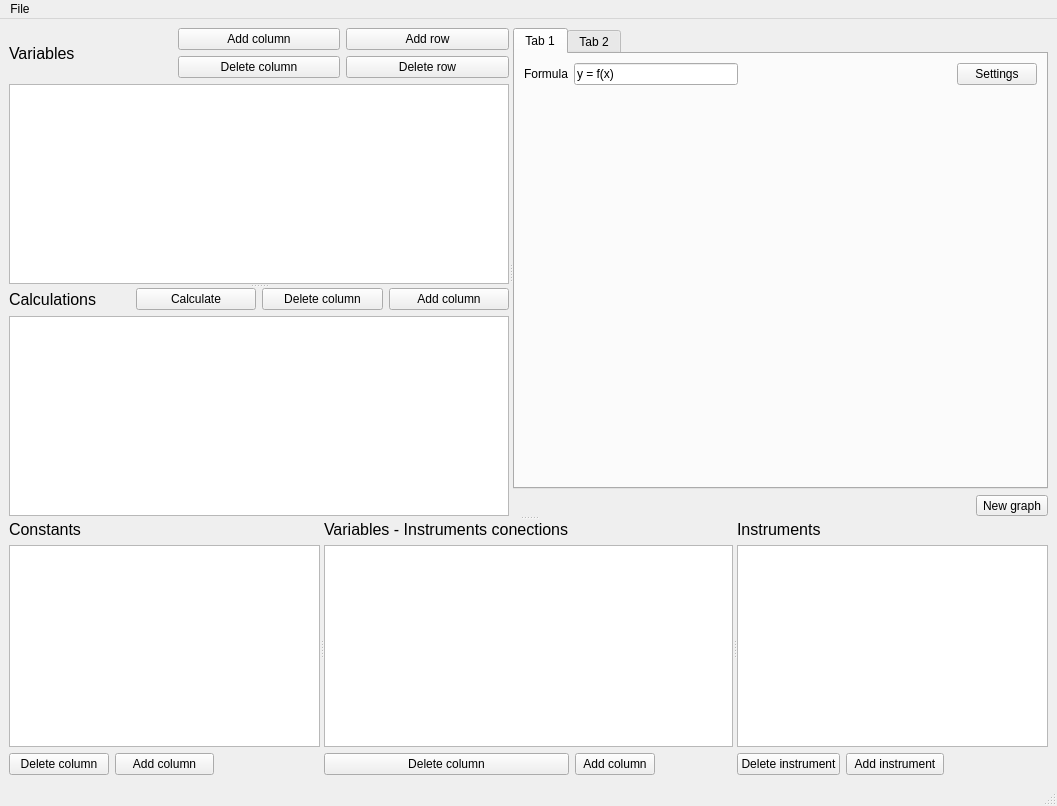
Qt form mainwindow.ui (Kirikus/Experiments-2026S-CPP) before a commit.
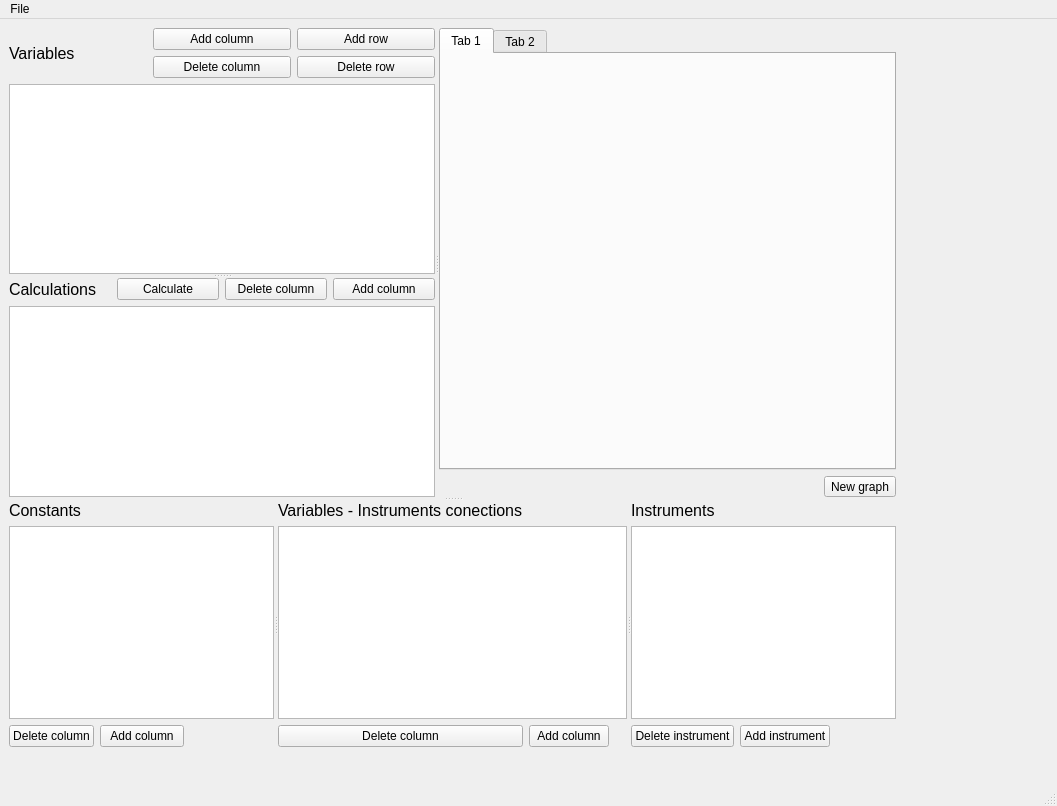
The same form after that commit.

Commit message: delete 2 default graph tab

The edit to the form file:
```diff
--- a/mainwindow.ui
+++ b/mainwindow.ui
@@ -17,9 +17,15 @@
    <enum>Qt::ToolButtonTextBesideIcon</enum>
   </property>
   <widget class="QWidget" name="centralwidget">
-   <layout class="QGridLayout" name="gridLayout">
-    <item row="0" column="0">
      <widget class="QSplitter" name="splitter_4">
+    <property name="geometry">
+     <rect>
+      <x>9</x>
+      <y>9</y>
+      <width>887</width>
+      <height>719</height>
+     </rect>
+    </property>
       <property name="orientation">
        <enum>Qt::Vertical</enum>
       </property>
@@ -94,53 +100,7 @@
            </widget>
           </item>
           <item row="1" column="0" colspan="4">
-           <widget class="QTableView" name="CalculationsTable">
-            <row>
-             <property name="text">
-              <string>1</string>
-             </property>
-            </row>
-            <row>
-             <property name="text">
-              <string>2</string>
-             </property>
-            </row>
-            <row>
-             <property name="text">
-              <string>3</string>
-             </property>
-            </row>
-            <row>
-             <property name="text">
-              <string>4</string>
-             </property>
-            </row>
-            <row>
-             <property name="text">
-              <string>5</string>
-             </property>
-            </row>
-            <column>
-             <property name="text">
-              <string>Name</string>
-             </property>
-            </column>
-            <column>
-             <property name="text">
-              <string>Value</string>
-             </property>
-            </column>
-            <column>
-             <property name="text">
-              <string>Formula</string>
-             </property>
-            </column>
-            <column>
-             <property name="text">
-              <string>Meaning</string>
-             </property>
-            </column>
-           </widget>
+         <widget class="QTableView" name="CalculationsTable"/>
           </item>
           <item row="0" column="3">
            <widget class="QPushButton" name="CalcAddButton">
@@ -177,67 +137,7 @@
             <attribute name="title">
              <string>Tab 1</string>
             </attribute>
-            <layout class="QGridLayout" name="gridLayout_2">
-             <item row="0" column="0">
-              <layout class="QVBoxLayout" name="verticalLayout">
-               <item>
-                <layout class="QHBoxLayout" name="horizontalLayout_2">
-                 <item>
-                  <layout class="QHBoxLayout" name="horizontalLayout">
-                   <item>
-                    <widget class="QLabel" name="label">
-                     <property name="text">
-                      <string>Formula</string>
-                     </property>
-                    </widget>
-                   </item>
-                   <item>
-                    <widget class="QLineEdit" name="formula_2">
-                     <property name="text">
-                      <string>y = f(x)</string>
-                     </property>
-                    </widget>
-                   </item>
-                  </layout>
-                 </item>
-                 <item>
-                  <spacer name="horizontalSpacer">
-                   <property name="orientation">
-                    <enum>Qt::Horizontal</enum>
-                   </property>
-                   <property name="sizeHint" stdset="0">
-                    <size>
-                     <width>88</width>
-                     <height>20</height>
-                    </size>
-                   </property>
-                  </spacer>
-                 </item>
-                 <item>
-                  <widget class="QPushButton" name="GraphSetButton">
-                   <property name="text">
-                    <string>Settings</string>
-                   </property>
-                  </widget>
-                 </item>
-                </layout>
-               </item>
-               <item>
-                <spacer name="verticalSpacer_2">
-                 <property name="orientation">
-                  <enum>Qt::Vertical</enum>
-                 </property>
-                 <property name="sizeHint" stdset="0">
-                  <size>
-                   <width>17</width>
-                   <height>353</height>
-                  </size>
-                 </property>
-                </spacer>
-               </item>
-              </layout>
-             </item>
-            </layout>
+          <layout class="QGridLayout" name="gridLayout_2"/>
            </widget>
            <widget class="QWidget" name="tab2">
             <attribute name="title">
@@ -444,8 +344,6 @@
        </widget>
       </widget>
      </widget>
-    </item>
-   </layout>
   </widget>
   <widget class="QStatusBar" name="statusbar"/>
   <widget class="QMenuBar" name="menubar">
```
Left out of the diff: 74 changed lines with no effect on the pictures. Lines whose indentation alone changed are shown as unchanged. The commit also changes 1 other file.
